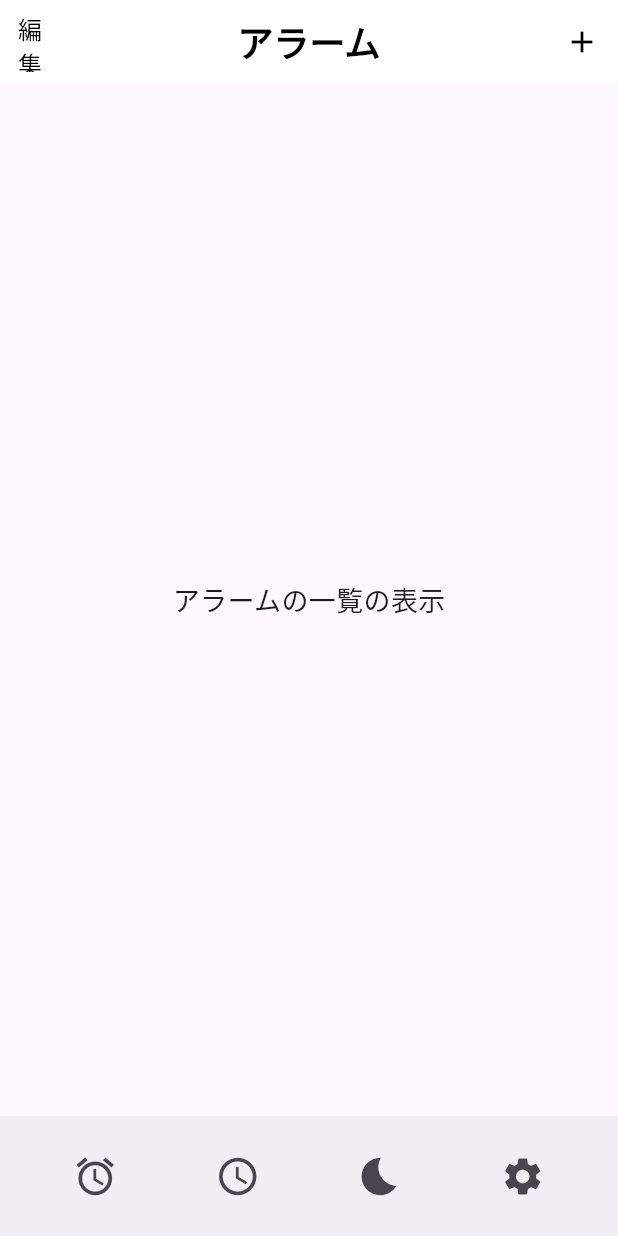
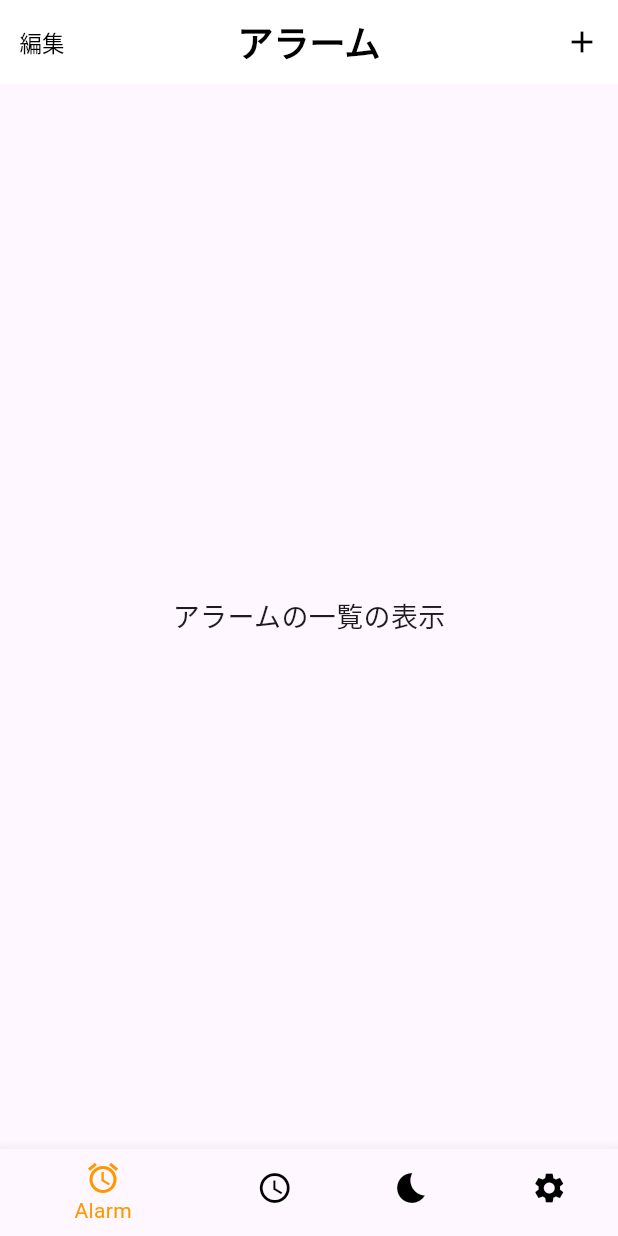
Before and after one commit to Shogo139/sleep_application, a Flutter app: the screen it shows after launch, after a tap on "編集", on a phone screen of 412 x 824 dp. Run offline on Flutter 3.47's test engine with Material 3 defaults, Android fonts, the phone set to English and light mode, and no system bars; our stand-ins replace fl_chart, sensors_plus.

Commit message:
each page setted

```diff
--- a/lib/main.dart
+++ b/lib/main.dart
@@ -1,4 +1,8 @@
 import 'package:flutter/material.dart';
+import 'pages/alarm_page.dart';
+import 'pages/graph_page.dart';
+import 'pages/list_page.dart';
+import 'pages/settings_page.dart';
 
 void main() {
   runApp(const AlarmApp());
@@ -15,86 +19,60 @@ class AlarmApp extends StatelessWidget {
         colorScheme: ColorScheme.fromSeed(seedColor: Colors.deepPurple),
         useMaterial3: true,
       ),
-      home: const AlarmPage(),
+      home: const MainPage(),
     );
   }
 }
 
-class AlarmPage extends StatelessWidget {
-  const AlarmPage({super.key});
+class MainPage extends StatefulWidget {
+  const MainPage({super.key});
+
+  @override
+  State<MainPage> createState() => _MainPageState();
+}
+
+class _MainPageState extends State<MainPage> {
+  int _currentIndex = 0;
+
+  final List<Widget> _pages = [
+    const AlarmPage(),
+    const GraphPage(),
+    const ListPage(),
+    const SettingsPage(),
+  ];
 
   @override
   Widget build(BuildContext context) {
     return Scaffold(
-      appBar: AppBar(
-        leading: TextButton(
-          onPressed: () {
-            print('編集ボタンが押されました');
-          },
-          child: const Text(
-            '編集',
-            style: TextStyle(
-              fontSize: 16,
-              color: Colors.black,
-            ),
+      body: _pages[_currentIndex], // 選択されたページを表示
+      bottomNavigationBar: BottomNavigationBar(
+        currentIndex: _currentIndex,
+        onTap: (index) {
+          setState(() {
+            _currentIndex = index;
+          });
+        },
+        selectedItemColor: Colors.orange, // 選択されたアイテムの色
+        unselectedItemColor: Colors.black, // 未選択アイテムの色
+        backgroundColor: Colors.grey[1000], // 背景色
+        items: const [
+          BottomNavigationBarItem(
+            icon: Icon(Icons.alarm),
+            label: 'Alarm',
           ),
-        ),
-        actions: [
-          IconButton(
-              onPressed: () {
-                print('+ボタンが押されました');
-              },
-              icon: const Icon(Icons.add, color: Colors.black),
+          BottomNavigationBarItem(
+            icon: Icon(Icons.access_time),
+            label: 'Graph',
+          ),
+          BottomNavigationBarItem(
+            icon: Icon(Icons.bedtime),
+            label: 'List',
+          ),
+          BottomNavigationBarItem(
+            icon: Icon(Icons.settings),
+            label: 'Settings',
           ),
         ],
-        title: const Text(
-          'アラーム',
-          style: TextStyle(
-            fontSize: 24,
-            fontWeight: FontWeight.bold,
-            color: Colors.black,
-          ),
-        ),
-        centerTitle: true,
-        backgroundColor: Colors.white,
-        elevation: 0,
-      ),
-      body: const Center(
-        child: Text(
-          'アラームの一覧の表示',
-          style: TextStyle(fontSize: 18),
-        ),
-      ),
-      bottomNavigationBar: BottomAppBar(
-        child: Row(
-          mainAxisAlignment: MainAxisAlignment.spaceAround,
-          children: [
-            IconButton(
-              onPressed: () {
-                print('アイコン1が押されました');
-              },
-              icon: const Icon(Icons.alarm, size: 30),
-            ),
-            IconButton(
-              onPressed: () {
-                print('アイコン2が押されました');
-              },
-              icon: const Icon(Icons.access_time, size: 30),
-            ),
-            IconButton(
-              onPressed: () {
-                print('アイコン3が押されました');
-              },
-              icon: const Icon(Icons.bedtime, size: 30),
-            ),
-            IconButton(
-              onPressed: () {
-                print('アイコン4が押されました');
-              },
-              icon: const Icon(Icons.settings, size: 30),
-            ),
-          ],
-        ),
       ),
     );
   }
--- /dev/null
+++ b/lib/pages/alarm_page.dart
@@ -0,0 +1,53 @@
+import 'package:flutter/material.dart';
+import 'graph_page.dart';
+import 'list_page.dart';
+import 'settings_page.dart';
+
+class AlarmPage extends StatelessWidget {
+  const AlarmPage({super.key});
+
+  @override
+  Widget build(BuildContext context) {
+    return Scaffold(
+      appBar: AppBar(
+        leading: TextButton(
+          onPressed: () {
+            print('編集ボタンが押されました');
+          },
+          child: const Text(
+            '編集',
+            style: TextStyle(
+              fontSize: 15,
+              color: Colors.black,
+            ),
+          ),
+        ),
+        actions: [
+          IconButton(
+            onPressed: () {
+              print('+ボタンが押されました');
+            },
+            icon: const Icon(Icons.add, color: Colors.black),
+          ),
+        ],
+        title: const Text(
+          'アラーム',
+          style: TextStyle(
+            fontSize: 24,
+            fontWeight: FontWeight.bold,
+            color: Colors.black,
+          ),
+        ),
+        centerTitle: true,
+        backgroundColor: Colors.white,
+        elevation: 0,
+      ),
+      body: const Center(
+        child: Text(
+          'アラームの一覧の表示',
+          style: TextStyle(fontSize: 18),
+        ),
+      ),
+    );
+  }
+}
--- a/lib/test_app.dart
+++ b/lib/test_app.dart
@@ -98,10 +98,10 @@ class SensorGraphScreenState extends State<SensorGraphScreen> {
             sensorHelper.isLightSleep ? 'Light Sleep Detected' : 'Deep Sleep',
             style: TextStyle(fontSize: 18, color: sensorHelper.isLightSleep ? Colors.green : Colors.red),
           ),
-          const SizedBox(height: 20),
+          const SizedBox(height: 35),
           ElevatedButton(
             onPressed: isListening ? stopReading : startReading,
-            child: Text(isListening ? '読み取り終了' : '読み取り開始'),
+            child: Text(isListening ? 'アラーム停止' : 'アラーム開始'),
           ),
         ],
       ),
```
Also changed, not shown: lib/pages/graph_page.dart (added, +17 -0 lines), lib/pages/list_page.dart (added, +17 -0 lines), lib/pages/settings_page.dart (added, +17 -0 lines), pubspec.lock, 11 other files.
